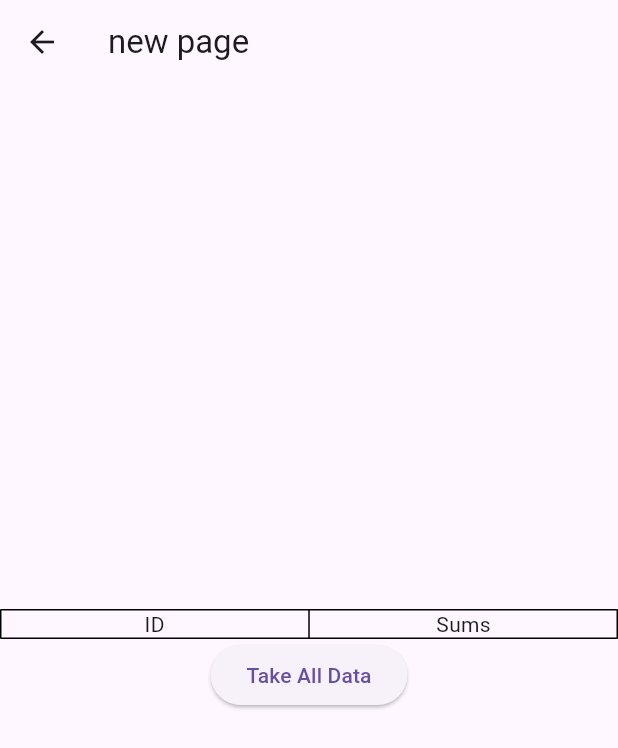
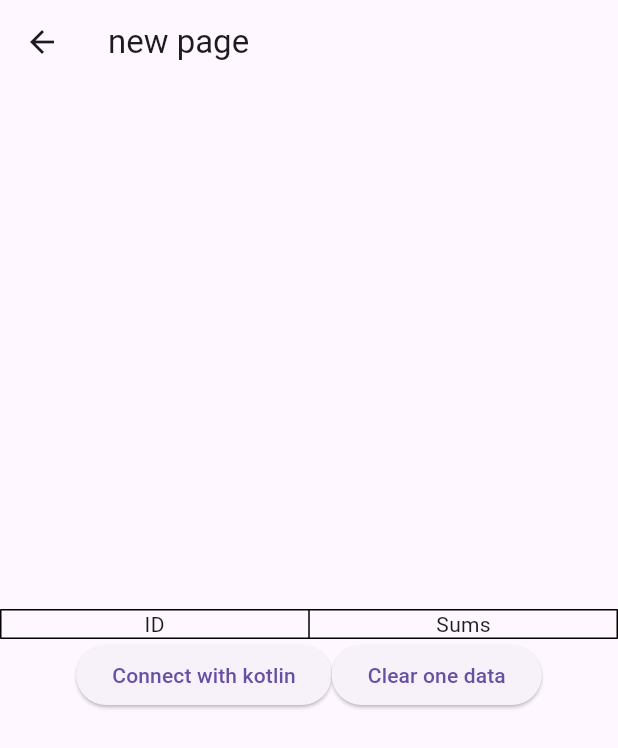
Before and after one commit to adeeb018/SimpleCalculatorFlutter, a Flutter app: the Screen screen opened directly, on a phone screen of 412 x 824 dp. Shown: the top 748 px of the screen. Run offline on Flutter 3.47's test engine with Material 3 defaults, Android fonts, the light colour scheme and no system bars; our stand-ins replace shared_preferences, sqflite; missing offline and left inert: dart:ffi; accounts and stored records are empty.

Commit message:
4th commit added channel to kotlin

```diff
--- /dev/null
+++ b/lib/native_channel.dart
@@ -0,0 +1,17 @@
+
+import 'dart:async';
+
+import 'package:flutter/services.dart';
+
+class NativeChannel{
+  static const platform = MethodChannel('justaChannelName');
+
+  static Future<String?> myMethod() async{
+    try{
+      final String result = await platform.invokeMethod('myMethod');
+      print(result);
+    }on PlatformException catch(e){
+      return "Error: ${e.message}";
+    }
+  }
+}
--- a/lib/screen.dart
+++ b/lib/screen.dart
@@ -2,6 +2,7 @@ import 'package:flutter/cupertino.dart';
 import 'package:flutter/material.dart';
 import 'package:shared_preferences/shared_preferences.dart';
 import 'package:simplecalcflutter/home_page.dart';
+import 'package:simplecalcflutter/native_channel.dart';
 
 import 'main.dart';
 
@@ -21,10 +22,20 @@ class _NewState extends State<Screen>{
       // debugPrint(row.toString());
     }
   }
-  void _takeDataFromDB() async {
+
+  void _delete() async {
+    // Assuming that the number of rows is the id for the last row.
+    final id = await dbHelper.queryRowCount();
+    final rowsDeleted = await dbHelper.delete(id);
+    debugPrint('deleted $rowsDeleted row(s): row $id');
+
     setState(() {
 
     });
+  }
+
+  void _clearDataFromDB(){
+    _delete();
     // print(counter);
   }
   @override
@@ -37,14 +48,23 @@ class _NewState extends State<Screen>{
           child: Column(
                   mainAxisAlignment: MainAxisAlignment.center,
                     children: [
-                      const MyTable(),
-                      ElevatedButton(onPressed:
-                        _takeDataFromDB,
-                        child: const Text('Take All Data')),
+                      MyTable(),
+                      Row(
+                        mainAxisAlignment: MainAxisAlignment.center,
+                        children: [
+                          buildElevatedButton(function: NativeChannel.myMethod,data: 'Connect with kotlin'),
+                          buildElevatedButton(function: _clearDataFromDB, data: 'Clear one data'),
+                        ],
+                      ),
                     ],
                   ),
         ),
     );
+  }
+
+  ElevatedButton buildElevatedButton({required void Function()? function, String? data}) {
+    return ElevatedButton(onPressed:function,
+                      child: Text(data!));
   }
 }
 
```
Also changed, not shown: lib/home_page.dart (+1 -6 lines), 1 other file.
